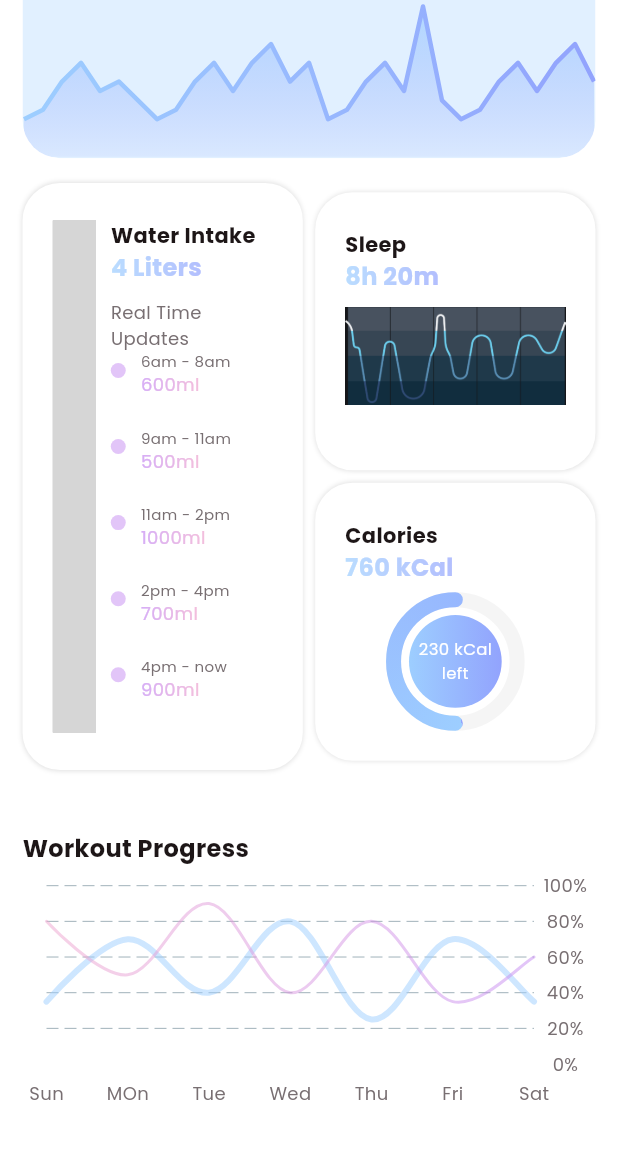
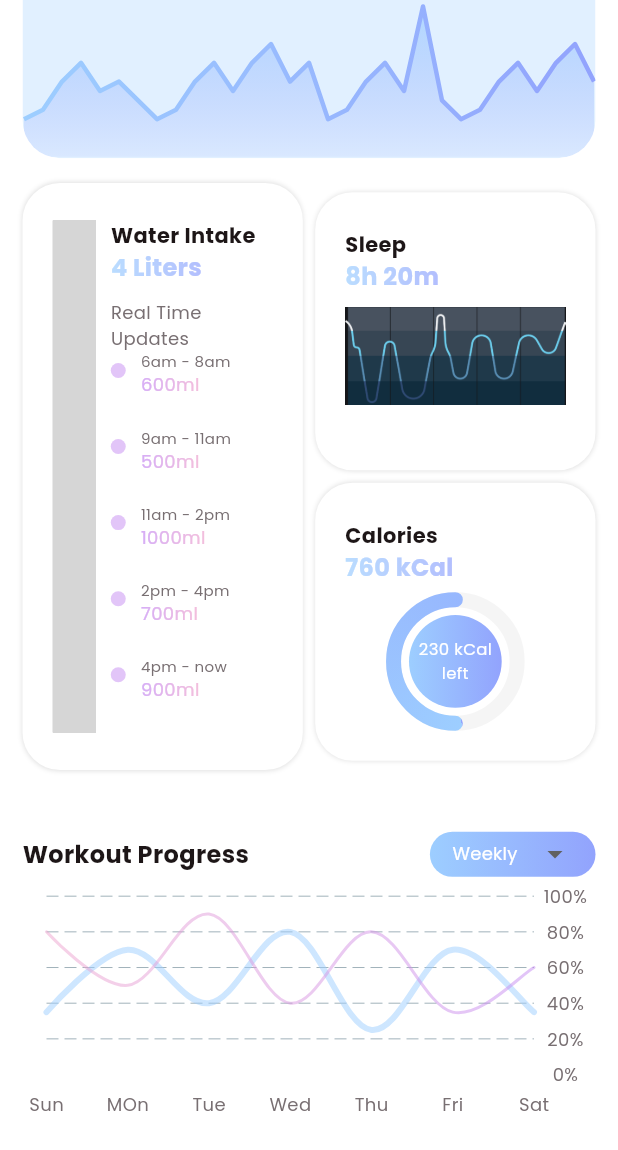
Before and after one commit to sdhaputhanthrie/Fitness-App, a Flutter app: the HomeView screen opened directly, scrolled down 463 dp, on a phone screen of 412 x 824 dp. Shown: the top 1150 px of the screen. Run offline on Flutter 3.47's test engine with Material 3 defaults, Android fonts, the light colour scheme and no system bars; drawn by our look-alikes of fl_chart, simple_circular_progress_bar; our stand-ins replace carousel_slider; missing offline and left inert: dotted_dashed_line, simple_animation_progress_bar; grey boxes are pictures that could not be loaded.

Commit message:
add drop down

```diff
--- a/lib/view/home/home_view.dart
+++ b/lib/view/home/home_view.dart
@@ -802,13 +802,34 @@ class _HomeViewState extends State<HomeView> {
                   ),
                 ),
                  Container(
-
+                  height: 30,
+                  padding: const EdgeInsets.symmetric(horizontal: 15),
                   decoration: BoxDecoration(
                     gradient: LinearGradient(colors: TColor.primaryG),
                     borderRadius: BorderRadius.circular(15),
                   ),
 
+                  child: DropdownButtonHideUnderline(
 
+              child: DropdownButton(
+                items: ["Weekly","Monthly"].map((name) => DropdownMenuItem
+                                   ( value: name,
+                                    child:Text(
+                                      name,
+                                    style: TextStyle(
+                                      color: TColor.gray,fontSize: 14),
+                                      ),
+                                      ))
+                                      .toList(),
+                                      onChanged: (value){},
+
+                                      hint: Text("Weekly",
+                                      style: TextStyle(
+                                      color: TColor.white,fontSize: 12),
+
+                                      ),
+                                      ),
+            ),
                  ),
 
 
```
